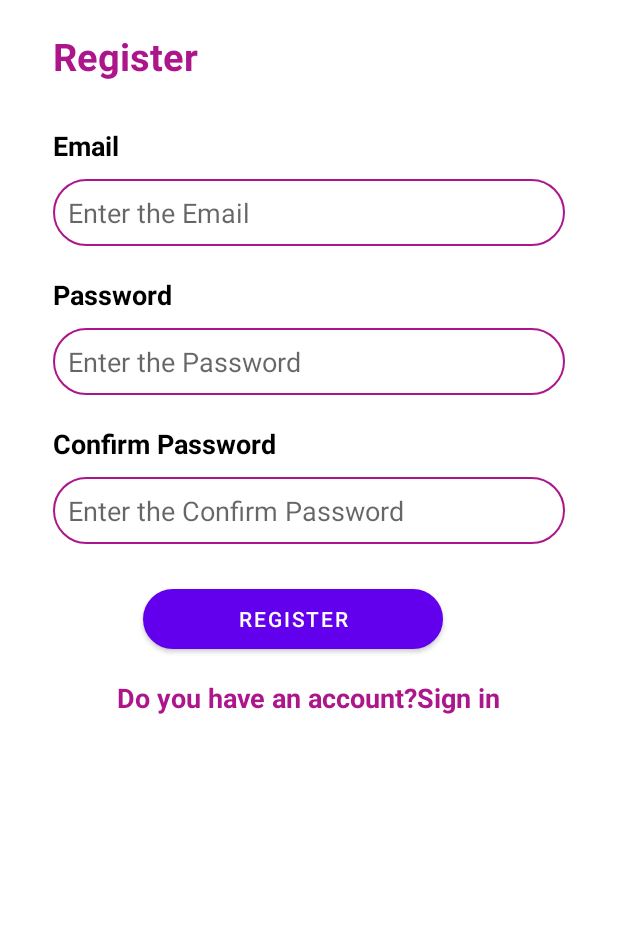
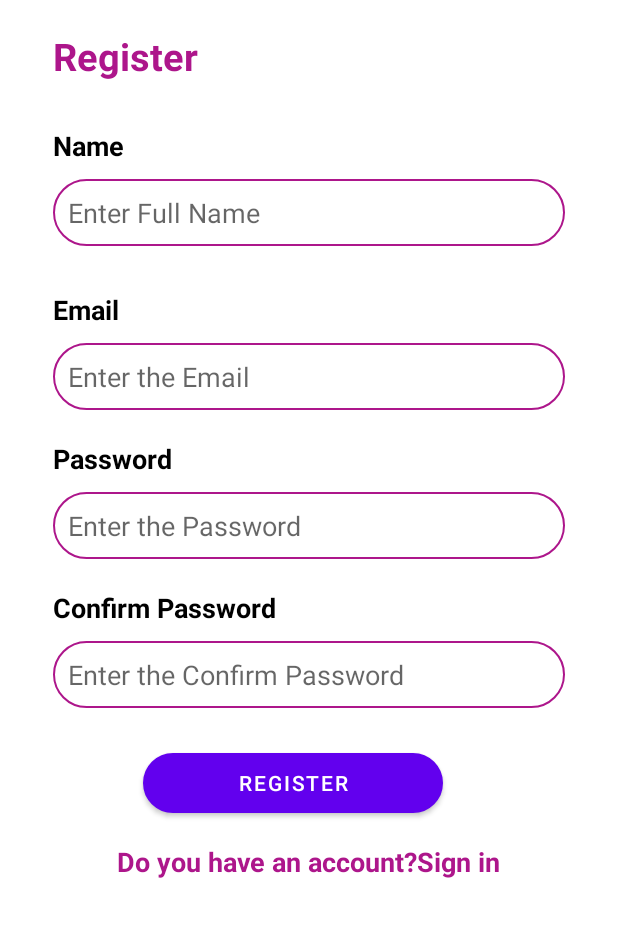
Before and after one commit to Shadaab-005/timetable-manager, an Android app: the register screen opened directly, with no data from a screen before it, on a phone screen of 412 x 824 dp, the part 264-1201 px from its top. Run offline under Robolectric (Android 15) with nearby library versions, the phone set to English and light mode, and no system bars; our stand-ins replace Firebase (no records; nobody signed in at launch, a user with empty details on screens opened directly).

```diff
--- a/app/build.gradle
+++ b/app/build.gradle
@@ -35,6 +35,8 @@ dependencies {
     implementation 'androidx.constraintlayout:constraintlayout:2.1.3'
     implementation 'com.google.firebase:firebase-auth:19.2.0'
     implementation 'androidx.legacy:legacy-support-v4:1.0.0'
+    implementation 'com.google.firebase:firebase-analytics:20.1.2'
+    implementation 'com.google.firebase:firebase-firestore:24.1.0'
     testImplementation 'junit:junit:4.13.2'
     androidTestImplementation 'androidx.test.ext:junit:1.1.3'
     androidTestImplementation 'androidx.test.espresso:espresso-core:3.4.0'
--- a/app/src/main/java/com/example/timetablemanager/register.java
+++ b/app/src/main/java/com/example/timetablemanager/register.java
@@ -6,6 +6,7 @@ import androidx.appcompat.app.AppCompatActivity;
 import android.app.ProgressDialog;
 import android.content.Intent;
 import android.os.Bundle;
+import android.util.Log;
 import android.view.View;
 import android.widget.Button;
 import android.widget.EditText;
@@ -13,17 +14,28 @@ import android.widget.TextView;
 import android.widget.Toast;
 
 import com.google.android.gms.tasks.OnCompleteListener;
+import com.google.android.gms.tasks.OnSuccessListener;
 import com.google.android.gms.tasks.Task;
 import com.google.firebase.auth.AuthResult;
 import com.google.firebase.auth.FirebaseAuth;
 import com.google.firebase.auth.FirebaseUser;
+import com.google.firebase.firestore.DocumentReference;
+import com.google.firebase.firestore.FirebaseFirestore;
+
+import java.util.HashMap;
+import java.util.Map;
 
 public class register extends AppCompatActivity {
 
+    public static final String TAG = "register";
+
+
     TextView alreadyhaveaccount;
-    EditText inputemail,inputpassword,inputconfirmpassword;
+    EditText inputemail,inputpassword,inputconfirmpassword,inputname;
     Button registerbtn;
+    FirebaseFirestore fStore;
     String emailPattern = "[a-zA-Z0-9._-]+@[a-z]+\\.+[a-z]+";
+    String userID;
 
     ProgressDialog progressDialog;
     FirebaseAuth mAuth;
@@ -36,12 +48,14 @@ public class register extends AppCompatActivity {
         setContentView(R.layout.activity_register);
         alreadyhaveaccount=findViewById(R.id.alreadyhaveaccount);
 
+        inputname=findViewById(R.id.inputname);
         inputemail=findViewById(R.id.inputemail);
         inputpassword=findViewById(R.id.inputpassword);
         inputconfirmpassword=findViewById(R.id.inputconfirmpassword);
         registerbtn=findViewById(R.id.registerbtn);
         progressDialog= new ProgressDialog(this);
         mAuth=FirebaseAuth.getInstance();
+        fStore=FirebaseFirestore.getInstance();
         mUser=mAuth.getCurrentUser();
 
 
@@ -64,6 +78,7 @@ public class register extends AppCompatActivity {
     private void perforAuth() {
         String email=inputemail.getText().toString();
         String password=inputpassword.getText().toString();
+        String fullname=inputname.getText().toString();
         String confirmpassword=inputconfirmpassword.getText().toString();
 
         if (!email.matches(emailPattern))
@@ -91,6 +106,19 @@ public class register extends AppCompatActivity {
                         progressDialog.dismiss();
                         sendUserToNextActivity();
                         Toast.makeText(register.this,"Registration Successful", Toast.LENGTH_SHORT).show();
+                        userID=mAuth.getCurrentUser().getUid();
+                        DocumentReference documentReference=fStore.collection("Users").document();
+                        Map<String,Object> user= new HashMap<>();
+                        user.put("fName",fullname);
+                        user.put("email",email);
+                        documentReference.set(user).addOnSuccessListener(new OnSuccessListener<Void>() {
+                            @Override
+                            public void onSuccess(Void unused) {
+                                Log.d(TAG, "onSuccess: user profile is created for "+ user);
+                            }
+                        });
+
+
 
                     }else
                     {
@@ -106,7 +134,7 @@ public class register extends AppCompatActivity {
     }
 
     private void sendUserToNextActivity() {
-        Intent intent=new Intent(register.this,HomeActivity.class);
+        Intent intent=new Intent(register.this,MainActivity.class);
         intent.setFlags(Intent.FLAG_ACTIVITY_CLEAR_TASK|Intent.FLAG_ACTIVITY_NEW_TASK);
         startActivity(intent);
     }
--- a/app/src/main/res/layout/activity_register.xml
+++ b/app/src/main/res/layout/activity_register.xml
@@ -47,6 +47,28 @@
             android:textSize="25dp"
             android:layout_marginTop="20dp"
             android:layout_marginLeft="35dp"/>
+
+
+        <TextView
+            android:layout_width="wrap_content"
+            android:layout_height="wrap_content"
+            android:text="Name"
+            android:textColor="#000"
+            android:textStyle="bold"
+            android:textSize="18dp"
+            android:layout_marginTop="30dp"
+            android:layout_marginLeft="35dp"/>
+
+        <EditText
+            android:id="@+id/inputname"
+            android:layout_width="match_parent"
+            android:layout_height="wrap_content"
+            android:inputType="textEmailAddress"
+            android:hint="Enter Full Name"
+            android:background="@drawable/forget"
+            android:layout_marginLeft="35dp"
+            android:layout_marginRight="35dp"
+            android:layout_marginTop="10dp"/>
 
         <TextView
             android:layout_width="wrap_content"
--- a/build.gradle
+++ b/build.gradle
@@ -1,6 +1,6 @@
 buildscript {
     dependencies {
-        classpath 'com.google.gms:google-services:4.3.3'
+        classpath 'com.google.gms:google-services:4.3.10'
     }
 }// Top-level build file where you can add configuration options common to all sub-projects/modules.
 plugins {
```
